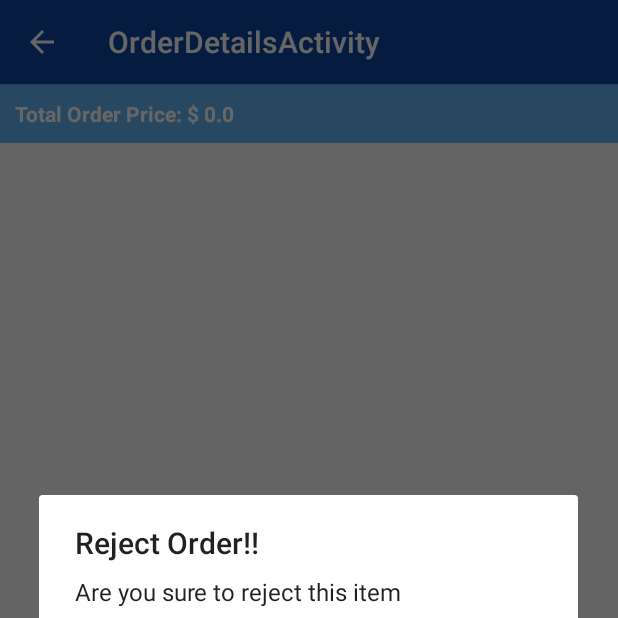
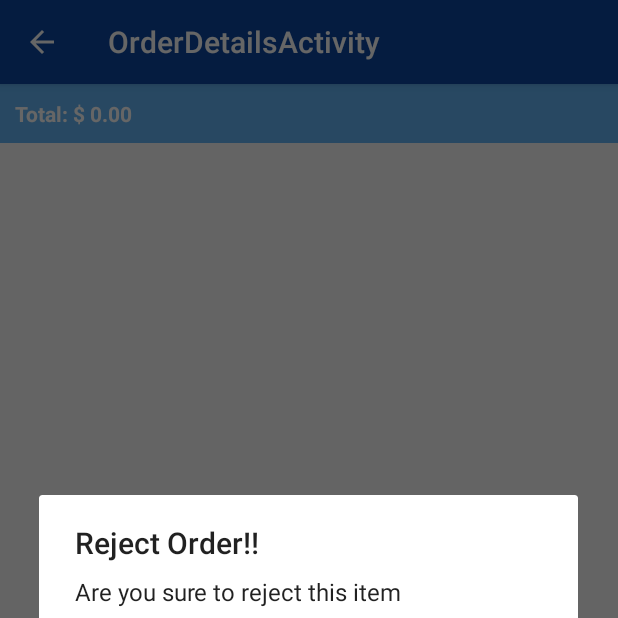
Before and after one commit to kapilpise/DemoBookTableApp_Waiter, an Android app: the OrderDetailsActivity screen opened directly, with no data from a screen before it, after a tap on "Reject", on a phone screen of 412 x 824 dp, the top half of it. Run offline under Robolectric (Android 15) with nearby library versions, the phone set to English and light mode, and no system bars; our stand-ins replace Picasso; pictures from the network do not load.

Commit message:
Minor changes for UI round of total

```diff
--- a/fudowaiter/app/src/main/java/com/smartdatainc/activities/OrderDetailsActivity.java
+++ b/fudowaiter/app/src/main/java/com/smartdatainc/activities/OrderDetailsActivity.java
@@ -149,8 +149,7 @@ public class OrderDetailsActivity extends BaseActivity implements OrderListAdapt
 //            else
 //                total += (orderItemDetails.get(i).getDishUnitPrice());
         }
-
-        tvTotalOrderPrice.setText("Total Order Price: $ " + total);
+        tvTotalOrderPrice.setText("Total: $ " + String.format("%.2f", total));
 
     }
 
--- a/fudowaiter/app/src/main/res/layout/login.xml
+++ b/fudowaiter/app/src/main/res/layout/login.xml
@@ -38,7 +38,7 @@
             android:id="@+id/email"
             android:layout_width="match_parent"
             android:layout_height="wrap_content"
-            android:hint="Uset Id"
+            android:hint="User Id"
             android:singleLine="true"
             android:inputType="textEmailAddress"
             android:contentDescription="@string/email">
```
Also changed, not shown: fudowaiter/app/src/main/java/com/smartdatainc/activities/LoginActivity.java (+3 -4 lines), 1 other file.
